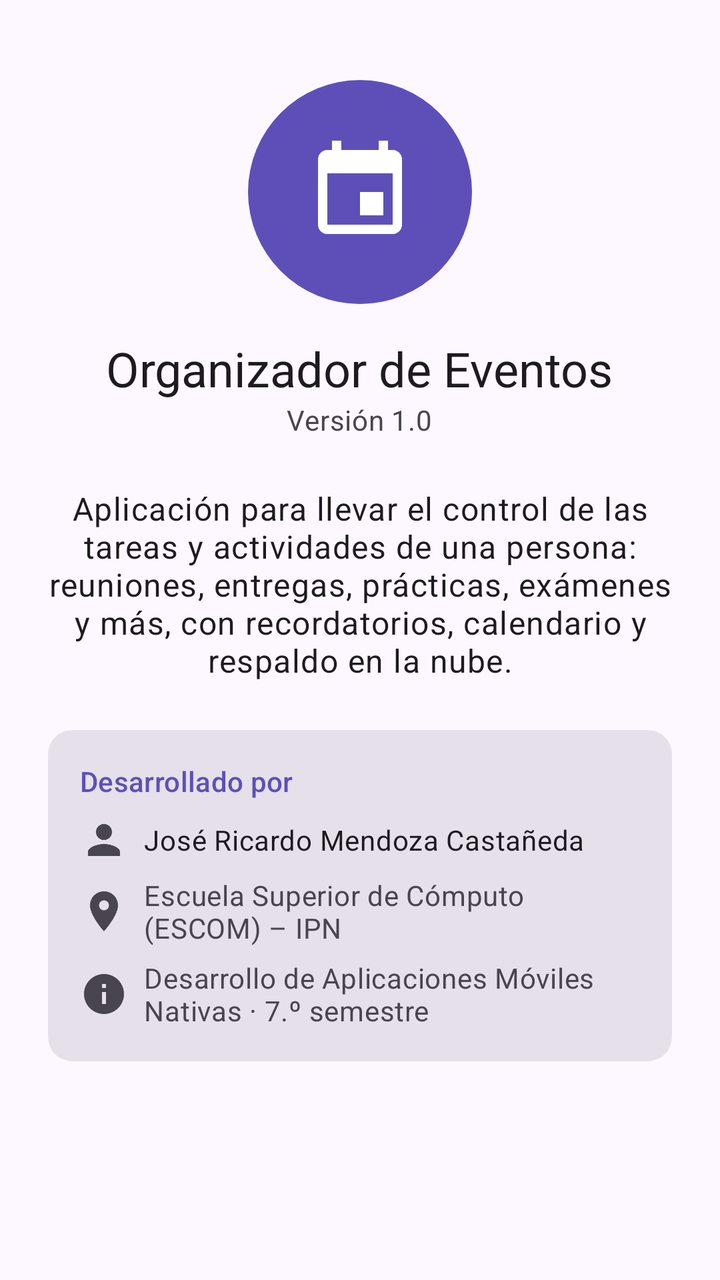
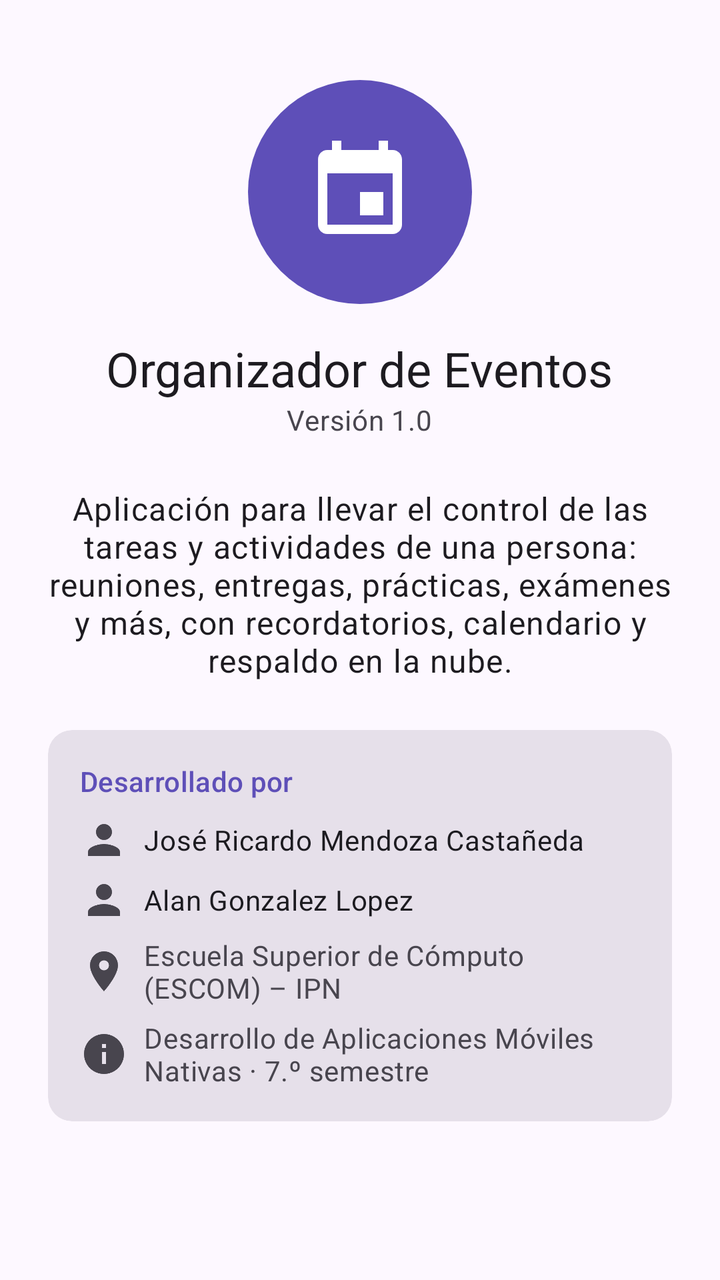

Before-and-after screenshots of an Android layout around one commit, followed by the original layout XML and the change that was made.
<!-- AndroidManifest.xml: application theme Theme.ProyectoDAMN -->
<!-- res/layout/fragment_acerca_de.xml -->
<?xml version="1.0" encoding="utf-8"?>
<androidx.core.widget.NestedScrollView xmlns:android="http://schemas.android.com/apk/res/android"
    xmlns:app="http://schemas.android.com/apk/res-auto"
    xmlns:tools="http://schemas.android.com/tools"
    android:layout_width="match_parent"
    android:layout_height="match_parent"
    tools:context=".ui.acerca.AcercaDeFragment">

    <LinearLayout
        android:layout_width="match_parent"
        android:layout_height="wrap_content"
        android:gravity="center_horizontal"
        android:orientation="vertical"
        android:padding="24dp">

        <ImageView
            android:layout_width="112dp"
            android:layout_height="112dp"
            android:layout_marginTop="16dp"
            android:background="@drawable/bg_circulo"
            android:backgroundTint="?attr/colorPrimary"
            android:importantForAccessibility="no"
            android:padding="28dp"
            android:src="@drawable/ic_calendar"
            app:tint="?attr/colorOnPrimary" />

        <TextView
            android:layout_width="wrap_content"
            android:layout_height="wrap_content"
            android:layout_marginTop="16dp"
            android:text="@string/app_titulo"
            android:textAppearance="?attr/textAppearanceHeadlineSmall" />

        <TextView
            android:layout_width="wrap_content"
            android:layout_height="wrap_content"
            android:text="@string/acerca_version"
            android:textAppearance="?attr/textAppearanceBodyMedium"
            android:textColor="?attr/colorOnSurfaceVariant" />

        <TextView
            android:layout_width="match_parent"
            android:layout_height="wrap_content"
            android:layout_marginTop="24dp"
            android:gravity="center"
            android:text="@string/acerca_descripcion"
            android:textAppearance="?attr/textAppearanceBodyLarge" />

        <com.google.android.material.card.MaterialCardView
            style="?attr/materialCardViewFilledStyle"
            android:layout_width="match_parent"
            android:layout_height="wrap_content"
            android:layout_marginTop="24dp">

            <LinearLayout
                android:layout_width="match_parent"
                android:layout_height="wrap_content"
                android:orientation="vertical"
                android:padding="16dp">

                <TextView
                    android:layout_width="wrap_content"
                    android:layout_height="wrap_content"
                    android:text="@string/acerca_desarrollado_por"
                    android:textAppearance="?attr/textAppearanceTitleSmall"
                    android:textColor="?attr/colorPrimary" />

                <TextView
                    style="@style/Organizador.Dato"
                    android:layout_marginTop="8dp"
                    app:drawableStartCompat="@drawable/ic_person"
                    android:text="@string/acerca_autor"
                    android:textColor="?attr/colorOnSurface" />

                <TextView
                    style="@style/Organizador.Dato"
                    app:drawableStartCompat="@drawable/ic_location"
                    android:text="@string/acerca_escuela" />

                <TextView
                    style="@style/Organizador.Dato"
                    app:drawableStartCompat="@drawable/ic_info"
                    android:text="@string/acerca_materia" />
            </LinearLayout>
        </com.google.android.material.card.MaterialCardView>
    </LinearLayout>
</androidx.core.widget.NestedScrollView>
<!-- resources referenced by this layout -->
<resources>
  <!-- drawable bg_circulo (drawable) -->
  <?xml version="1.0" encoding="utf-8"?>
  <shape xmlns:android="http://schemas.android.com/apk/res/android"
      android:shape="oval">
      <solid android:color="@android:color/white" />
  </shape>
  <!-- drawable ic_info (drawable) -->
  <vector xmlns:android="http://schemas.android.com/apk/res/android"
      android:width="24dp"
      android:height="24dp"
      android:tint="?attr/colorControlNormal"
      android:viewportWidth="24"
      android:viewportHeight="24">
      <path
          android:fillColor="@android:color/white"
          android:pathData="M12,2C6.48,2 2,6.48 2,12s4.48,10 10,10 10,-4.48 10,-10S17.52,2 12,2zM13,17h-2v-6h2v6zM13,9h-2L11,7h2v2z" />
  </vector>
  <!-- drawable ic_location (drawable) -->
  <vector xmlns:android="http://schemas.android.com/apk/res/android"
      android:width="24dp"
      android:height="24dp"
      android:tint="?attr/colorControlNormal"
      android:viewportWidth="24"
      android:viewportHeight="24">
      <path
          android:fillColor="@android:color/white"
          android:pathData="M12,2C8.13,2 5,5.13 5,9c0,5.25 7,13 7,13s7,-7.75 7,-13c0,-3.87 -3.13,-7 -7,-7zM12,11.5c-1.38,0 -2.5,-1.12 -2.5,-2.5s1.12,-2.5 2.5,-2.5 2.5,1.12 2.5,2.5 -1.12,2.5 -2.5,2.5z" />
  </vector>
  <!-- drawable ic_person (drawable) -->
  <vector xmlns:android="http://schemas.android.com/apk/res/android"
      android:width="24dp"
      android:height="24dp"
      android:tint="?attr/colorControlNormal"
      android:viewportWidth="24"
      android:viewportHeight="24">
      <path
          android:fillColor="@android:color/white"
          android:pathData="M12,12c2.21,0 4,-1.79 4,-4s-1.79,-4 -4,-4 -4,1.79 -4,4 1.79,4 4,4zM12,14c-2.67,0 -8,1.34 -8,4v2h16v-2c0,-2.66 -5.33,-4 -8,-4z" />
  </vector>
  <string name="acerca_autor">José Ricardo Mendoza Castañeda</string>
  <string name="acerca_desarrollado_por">Desarrollado por</string>
  <string name="acerca_descripcion">Aplicación para llevar el control de las tareas y actividades de una persona: reuniones, entregas, prácticas, exámenes y más, con recordatorios, calendario y respaldo en la nube.</string>
  <string name="acerca_escuela">Escuela Superior de Cómputo (ESCOM) – IPN</string>
  <string name="acerca_materia">Desarrollo de Aplicaciones Móviles Nativas · 7.º semestre</string>
  <string name="acerca_version">Versión 1.0</string>
  <string name="app_titulo">Organizador de Eventos</string>
  <style name="Theme.ProyectoDAMN" parent="Base.Theme.ProyectoDAMN" />
  <color name="md_primary">#5E4FB8</color>
  <color name="md_on_primary">#FFFFFF</color>
  <color name="md_primary_container">#E6DEFF</color>
  <color name="md_on_primary_container">#1B0A6B</color>
  <color name="md_secondary">#5F5C71</color>
  <color name="md_on_secondary">#FFFFFF</color>
  <color name="md_secondary_container">#E5DFF9</color>
  <color name="md_on_secondary_container">#1C192B</color>
  <color name="md_tertiary">#7C5264</color>
  <color name="md_on_tertiary">#FFFFFF</color>
  <color name="md_tertiary_container">#FFD8E6</color>
  <color name="md_on_tertiary_container">#31101F</color>
  <color name="md_error">#BA1A1A</color>
  <color name="md_on_error">#FFFFFF</color>
  <color name="md_error_container">#FFDAD6</color>
  <color name="md_on_error_container">#410002</color>
  <color name="md_background">#FDF8FF</color>
  <color name="md_on_background">#1C1B20</color>
  <color name="md_surface">#FDF8FF</color>
  <color name="md_on_surface">#1C1B20</color>
  <color name="md_surface_variant">#E5E0EC</color>
  <color name="md_on_surface_variant">#48454E</color>
  <color name="md_outline">#79757F</color>
  <color name="md_outline_variant">#C9C4D0</color>
  <color name="md_surface_container_lowest">#FFFFFF</color>
  <color name="md_surface_container_low">#F7F2FA</color>
  <color name="md_surface_container">#F1ECF6</color>
  <color name="md_surface_container_high">#ECE6F0</color>
  <color name="md_surface_container_highest">#E6E0EA</color>
  <!-- unchanged entries left out for length: 3 -->
</resources>

<!-- the commit's change to res/layout/fragment_acerca_de.xml (unified diff, before → after) -->
@@ -74,6 +74,12 @@
 
                 <TextView
                     style="@style/Organizador.Dato"
+                    app:drawableStartCompat="@drawable/ic_person"
+                    android:text="@string/acerca_autor_2"
+                    android:textColor="?attr/colorOnSurface" />
+
+                <TextView
+                    style="@style/Organizador.Dato"
                     app:drawableStartCompat="@drawable/ic_location"
                     android:text="@string/acerca_escuela" />
 
<!-- resource entries referenced after the edit -->
@@ -40,6 +40,7 @@
           android:pathData="M12,12c2.21,0 4,-1.79 4,-4s-1.79,-4 -4,-4 -4,1.79 -4,4 1.79,4 4,4zM12,14c-2.67,0 -8,1.34 -8,4v2h16v-2c0,-2.66 -5.33,-4 -8,-4z" />
   </vector>
   <string name="acerca_autor">José Ricardo Mendoza Castañeda</string>
+  <string name="acerca_autor_2">Alan Gonzalez Lopez</string>
   <string name="acerca_desarrollado_por">Desarrollado por</string>
   <string name="acerca_descripcion">Aplicación para llevar el control de las tareas y actividades de una persona: reuniones, entregas, prácticas, exámenes y más, con recordatorios, calendario y respaldo en la nube.</string>
   <string name="acerca_escuela">Escuela Superior de Cómputo (ESCOM) – IPN</string>
